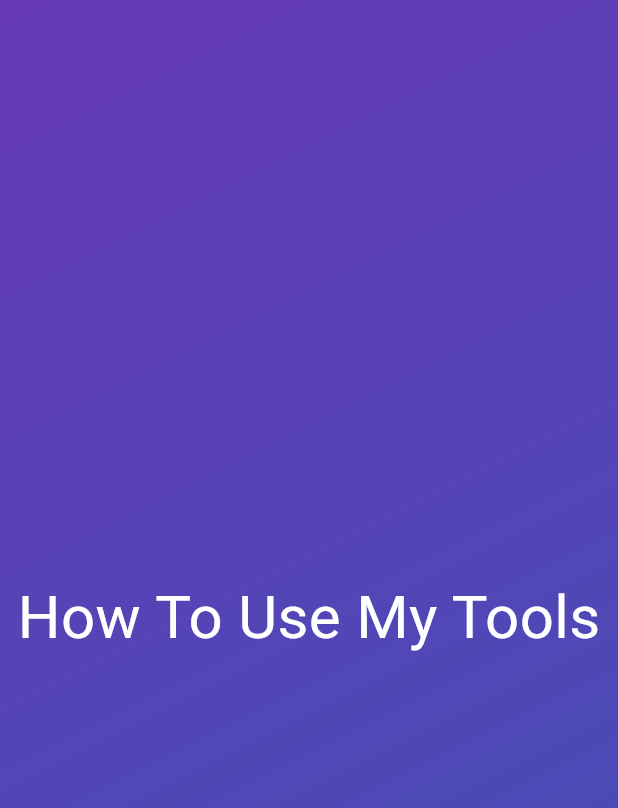
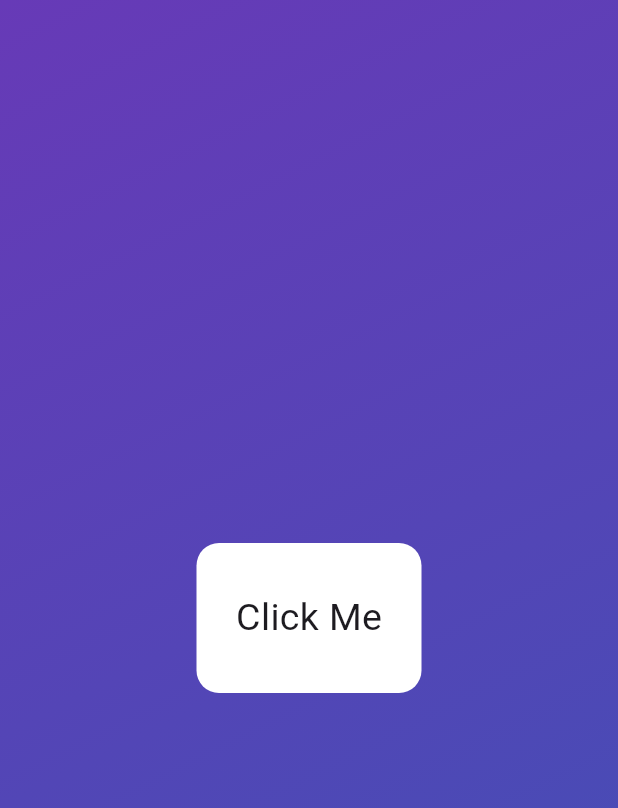
Before and after one commit to KSABBAS/My-Flutter-tools, a Flutter app: the screen it shows after launch, on a phone screen of 412 x 824 dp. Shown: the top 808 px of the screen. Run offline on Flutter 3.47's test engine with Material 3 defaults, Android fonts, the phone set to English and light mode, and no system bars; our stand-ins replace get, just_audio, permission_handler, video_player; missing offline and left inert: flutter_sound, insta_image_viewer, media_kit.

Commit message:
added my tool tip widget

```diff
--- /dev/null
+++ b/my_tools_development/lib/MyTools/tools/Generator_Tools/CustomToolTip.dart
@@ -0,0 +1,259 @@
+import 'dart:async';
+import 'package:flutter/material.dart';
+
+/// Extended enum to control the tooltip’s placement relative to the child.
+enum TooltipPositionExtended {
+  topLeft,
+  topCenter,
+  topRight,
+  bottomLeft,
+  bottomCenter,
+  bottomRight,
+  leftTop,
+  leftCenter,
+  leftBottom,
+  rightTop,
+  rightCenter,
+  rightBottom,
+}
+
+class MyTooltip extends StatefulWidget {
+  /// The widget that triggers the tooltip.
+  final Widget child;
+
+  /// The content to display inside the tooltip.
+  final Widget tooltipContent;
+
+  /// Determines the base placement of the tooltip relative to the child.
+  final TooltipPositionExtended tooltipPosition;
+
+  /// Base gap between the child and the tooltip.
+  final double tooltipDistance;
+
+  /// Additional offset for fine-tuning the tooltip’s position.
+  final Offset additionalOffset;
+
+  /// The width of the tooltip window.
+  final double tooltipWidth;
+
+  /// The height of the tooltip window.
+  final double tooltipHeight;
+
+  /// Decoration for the tooltip window.
+  final BoxDecoration tooltipDecoration;
+
+  /// Padding inside the tooltip window.
+  final EdgeInsets tooltipPadding;
+
+  /// Duration after which the tooltip appears when long pressed.
+  final Duration longPressDelay;
+
+  /// Duration of the fade in/out animation.
+  final Duration animationDuration;
+
+  /// Duration after which the tooltip will automatically hide.
+  /// If set to Duration.zero, the tooltip stays visible until the user stops hovering or long pressing.
+  final Duration autoHideDelay;
+
+  /// Whether to show the tooltip on mouse hover.
+  final bool showOnHover;
+
+  /// Whether to show the tooltip on long press.
+  final bool showOnLongPress;
+
+  const MyTooltip({
+    Key? key,
+    required this.child,
+    required this.tooltipContent,
+    this.tooltipPosition = TooltipPositionExtended.bottomCenter,
+    this.tooltipDistance = 8.0,
+    this.additionalOffset = Offset.zero,
+    this.tooltipWidth = 200.0,
+    this.tooltipHeight = 100.0,
+    this.tooltipDecoration = const BoxDecoration(
+      color: Colors.white,
+      borderRadius: BorderRadius.all(Radius.circular(8.0)),
+      boxShadow: [
+        BoxShadow(color: Colors.black26, blurRadius: 8, offset: Offset(0, 4)),
+      ],
+    ),
+    this.tooltipPadding = const EdgeInsets.all(8.0),
+    this.longPressDelay = const Duration(seconds: 1),
+    this.animationDuration = const Duration(milliseconds: 300),
+    // Set autoHideDelay to 3 seconds by default; set to Duration.zero to disable auto-hide.
+    this.autoHideDelay = const Duration(seconds: 3),
+    this.showOnHover = true,
+    this.showOnLongPress = true,
+  }) : super(key: key);
+
+  @override
+  _MyTooltipState createState() => _MyTooltipState();
+}
+
+class _MyTooltipState extends State<MyTooltip>
+    with SingleTickerProviderStateMixin {
+  OverlayEntry? _overlayEntry;
+  late AnimationController _controller;
+  late Animation<double> _animation;
+  Timer? _hoverTimer;
+  Timer? _longPressTimer;
+  Timer? _hideTimer;
+
+  @override
+  void initState() {
+    super.initState();
+    _controller =
+        AnimationController(vsync: this, duration: widget.animationDuration);
+    _animation = Tween<double>(begin: 0.0, end: 1.0).animate(
+      CurvedAnimation(parent: _controller, curve: Curves.easeOut),
+    );
+  }
+
+  void _showTooltip() {
+    _removeTooltip();
+    _overlayEntry = _createOverlayEntry();
+    Overlay.of(context)!.insert(_overlayEntry!);
+    _controller.forward();
+
+    // Schedule auto-hide if autoHideDelay is not Duration.zero.
+    if (widget.autoHideDelay.inMilliseconds > 0) {
+      _hideTimer?.cancel();
+      _hideTimer = Timer(widget.autoHideDelay, _hideTooltip);
+    }
+  }
+
+  void _hideTooltip() {
+    _hoverTimer?.cancel();
+    _longPressTimer?.cancel();
+    _hideTimer?.cancel();
+    _controller.reverse().then((_) => _removeTooltip());
+  }
+
+  OverlayEntry _createOverlayEntry() {
+    // Get child's global position and size.
+    RenderBox renderBox = context.findRenderObject() as RenderBox;
+    Size childSize = renderBox.size;
+    Offset childOffset = renderBox.localToGlobal(Offset.zero);
+
+    Offset tooltipPos = _calculateTooltipPosition(childOffset, childSize);
+    return OverlayEntry(
+      builder: (context) => Positioned(
+        left: tooltipPos.dx,
+        top: tooltipPos.dy,
+        width: widget.tooltipWidth,
+        height: widget.tooltipHeight,
+        child: Material(
+          color: Colors.transparent,
+          child: FadeTransition(
+            opacity: _animation,
+            child: Container(
+              padding: widget.tooltipPadding,
+              decoration: widget.tooltipDecoration,
+              child: widget.tooltipContent,
+            ),
+          ),
+        ),
+      ),
+    );
+  }
+
+  Offset _calculateTooltipPosition(Offset childOffset, Size childSize) {
+    double left = 0, top = 0;
+    switch (widget.tooltipPosition) {
+      case TooltipPositionExtended.topLeft:
+        left = childOffset.dx;
+        top = childOffset.dy - widget.tooltipDistance - widget.tooltipHeight;
+        break;
+      case TooltipPositionExtended.topCenter:
+        left = childOffset.dx + (childSize.width - widget.tooltipWidth) / 2;
+        top = childOffset.dy - widget.tooltipDistance - widget.tooltipHeight;
+        break;
+      case TooltipPositionExtended.topRight:
+        left = childOffset.dx + childSize.width - widget.tooltipWidth;
+        top = childOffset.dy - widget.tooltipDistance - widget.tooltipHeight;
+        break;
+      case TooltipPositionExtended.bottomLeft:
+        left = childOffset.dx;
+        top = childOffset.dy + childSize.height + widget.tooltipDistance;
+        break;
+      case TooltipPositionExtended.bottomCenter:
+        left = childOffset.dx + (childSize.width - widget.tooltipWidth) / 2;
+        top = childOffset.dy + childSize.height + widget.tooltipDistance;
+        break;
+      case TooltipPositionExtended.bottomRight:
+        left = childOffset.dx + childSize.width - widget.tooltipWidth;
+        top = childOffset.dy + childSize.height + widget.tooltipDistance;
+        break;
+      case TooltipPositionExtended.leftTop:
+        left = childOffset.dx - widget.tooltipDistance - widget.tooltipWidth;
+        top = childOffset.dy;
+        break;
+      case TooltipPositionExtended.leftCenter:
+        left = childOffset.dx - widget.tooltipDistance - widget.tooltipWidth;
+        top = childOffset.dy + (childSize.height - widget.tooltipHeight) / 2;
+        break;
+      case TooltipPositionExtended.leftBottom:
+        left = childOffset.dx - widget.tooltipDistance - widget.tooltipWidth;
+        top = childOffset.dy + childSize.height - widget.tooltipHeight;
+        break;
+      case TooltipPositionExtended.rightTop:
+        left = childOffset.dx + childSize.width + widget.tooltipDistance;
+        top = childOffset.dy;
+        break;
+      case TooltipPositionExtended.rightCenter:
+        left = childOffset.dx + childSize.width + widget.tooltipDistance;
+        top = childOffset.dy + (childSize.height - widget.tooltipHeight) / 2;
+        break;
+      case TooltipPositionExtended.rightBottom:
+        left = childOffset.dx + childSize.width + widget.tooltipDistance;
+        top = childOffset.dy + childSize.height - widget.tooltipHeight;
+        break;
+    }
+    return Offset(left + widget.additionalOffset.dx, top + widget.additionalOffset.dy);
+  }
+
+  void _removeTooltip() {
+    _hoverTimer?.cancel();
+    _longPressTimer?.cancel();
+    _hideTimer?.cancel();
+    _overlayEntry?.remove();
+    _overlayEntry = null;
+    _controller.reset();
+  }
+
+  @override
+  void dispose() {
+    _hoverTimer?.cancel();
+    _longPressTimer?.cancel();
+    _hideTimer?.cancel();
+    _removeTooltip();
+    _controller.dispose();
+    super.dispose();
+  }
+
+  @override
+  Widget build(BuildContext context) {
+    Widget result = widget.child;
+    if (widget.showOnHover) {
+      result = MouseRegion(
+        onEnter: (_) {
+          _hoverTimer?.cancel();
+          _hoverTimer = Timer(widget.longPressDelay, _showTooltip);
+        },
+        onExit: (_) => _hideTooltip(),
+        child: result,
+      );
+    }
+    if (widget.showOnLongPress) {
+      result = GestureDetector(
+        onLongPressStart: (_) {
+          _longPressTimer?.cancel();
+          _longPressTimer = Timer(widget.longPressDelay, _showTooltip);
+        },
+        onLongPressEnd: (_) => _hideTooltip(),
+        child: result,
+      );
+    }
+    return result;
+  }
+}
--- a/my_tools_development/lib/main.dart
+++ b/my_tools_development/lib/main.dart
@@ -16,6 +16,7 @@ import 'package:my_tools_development/MyTools/tools/Button_Tools/MyButton.dart';
 import 'package:my_tools_development/MyTools/tools/Button_Tools/Radio/MultiRButton.dart';
 import 'package:my_tools_development/MyTools/tools/Button_Tools/StarsRating.dart';
 import 'package:my_tools_development/MyTools/tools/CMaker_Tools/CMaker.dart';
+import 'package:my_tools_development/MyTools/tools/Generator_Tools/CustomToolTip.dart';
 import 'package:my_tools_development/MyTools/tools/Generator_Tools/FlipCard.dart';
 import 'package:my_tools_development/MyTools/tools/Generator_Tools/GenerateStarRating.dart';
 import 'package:my_tools_development/MyTools/tools/Generator_Tools/PopUpWidget.dart';
@@ -70,8 +71,20 @@ class _AppState extends State<App> {
           ),
         ),
         child: Center(
-        child: Text("How To Use My Tools",style:TextStyle(fontSize: 40, color: Colors.white))
+            child: MyTooltip(
+              autoHideDelay: Duration(seconds: 5),
+              additionalOffset:Offset(50, 0),
+              tooltipWidth: 80,
+              tooltipHeight: 40,
+              tooltipPosition: TooltipPositionExtended.topRight,
+                child: CMaker(
+                  width: 150,
+                  height: 100,
+                  alignment: Alignment.center,
+                  color: Colors.white,
+                  circularRadius: 15,
+                  child: Text("Click Me", style: TextStyle(fontSize: 25),),
                 ),
-    );
+                tooltipContent: Center(child: Text("Hi There!")))));
   }
 }
```
Lines whose indentation alone changed are shown as unchanged.
